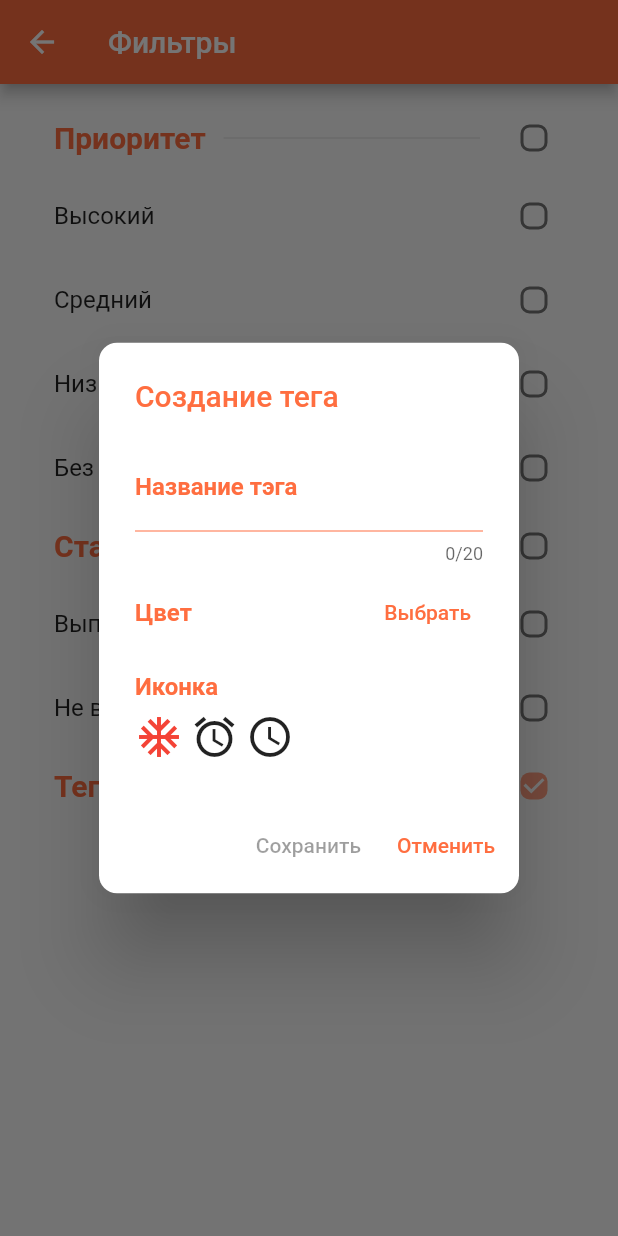
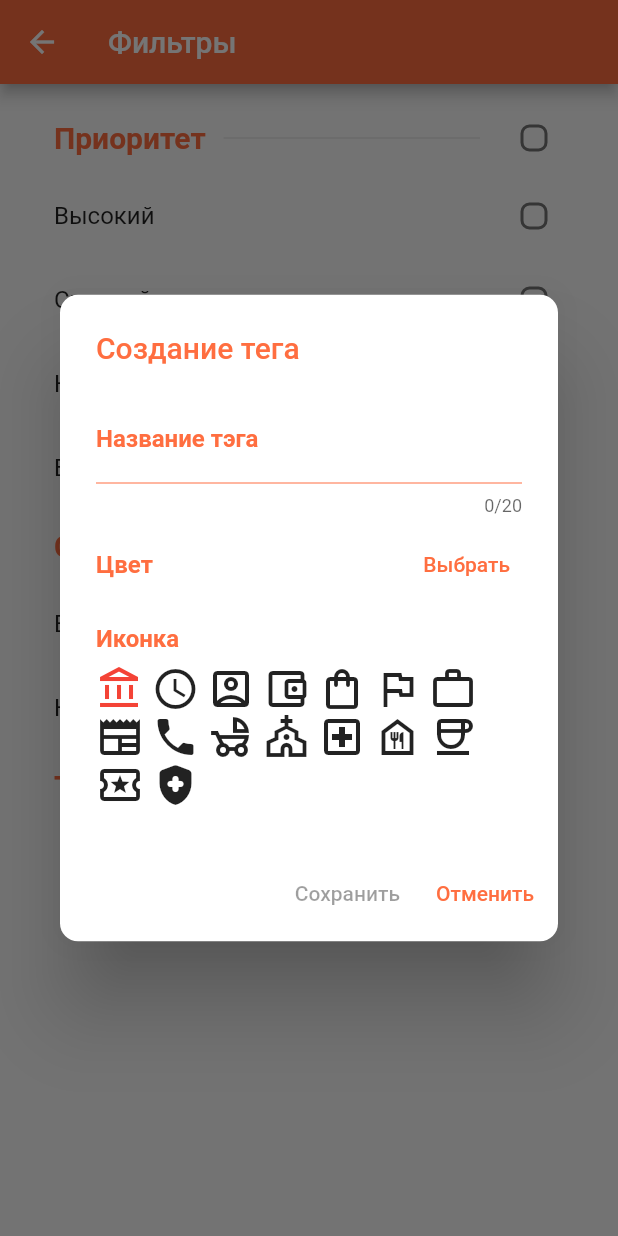
Before and after one commit to cret1x/qreoh, a Flutter app: the FilterWidget screen opened directly, after a tap on "Добавить", on a phone screen of 412 x 824 dp. Run offline on Flutter 3.47's test engine with Material 2 defaults, Android fonts, the phone set to English and light mode, and no system bars; our stand-ins replace cloud_firestore, connectivity_plus, firebase_auth, firebase_core, firebase_database, firebase_storage and 5 more; accounts and stored records are empty.

Commit message:
New Icons added

```diff
--- a/lib/screens/tasks/tags/create_edit_tag.dart
+++ b/lib/screens/tasks/tags/create_edit_tag.dart
@@ -6,10 +6,22 @@ import 'package:qreoh/global_providers.dart';
 import 'package:uuid/uuid.dart';
 
 const List<IconData> icons = [
-  Icons.ac_unit,
-  Icons.access_alarm,
+  Icons.account_balance_outlined,
   Icons.access_time,
-  //TODO: add icons
+  Icons.account_box_outlined,
+  Icons.account_balance_wallet_outlined,
+  Icons.shopping_bag_outlined,
+  Icons.flag_outlined,
+  Icons.work_outline,
+  Icons.newspaper,
+  Icons.phone,
+  Icons.child_friendly_outlined,
+  Icons.church_outlined,
+  Icons.local_hospital_outlined,
+  Icons.food_bank_outlined,
+  Icons.coffee_outlined,
+  Icons.local_activity_outlined,
+  Icons.health_and_safety_rounded,
 ];
 
 class CreateEditTagWidget extends ConsumerStatefulWidget {
```
